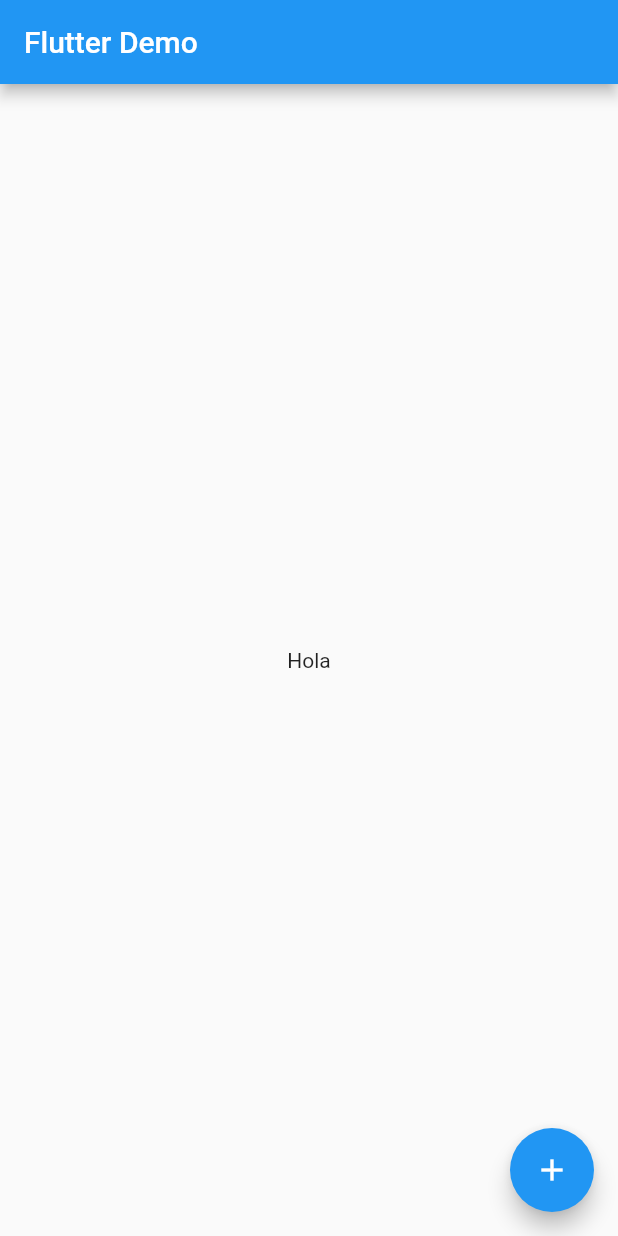
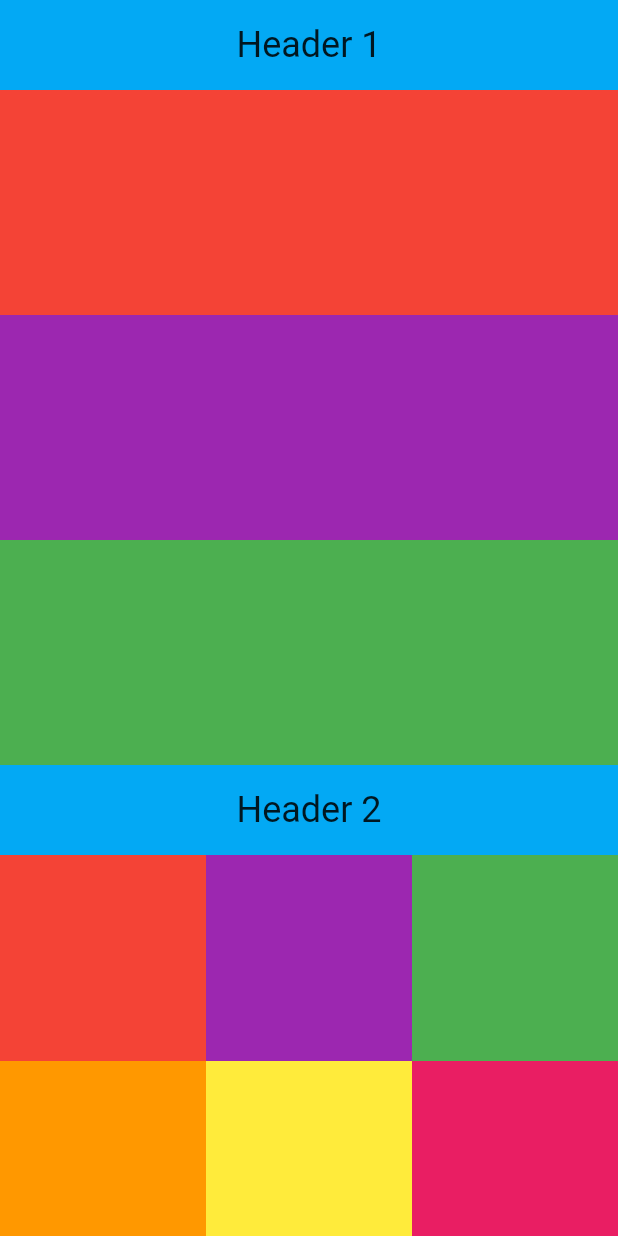
Before and after one commit to Arkangel12/EstructurApp, a Flutter app: the screen it shows after launch, on a phone screen of 412 x 824 dp. Run offline on Flutter 3.47's test engine with Material 2 defaults, Android fonts, the phone set to English and light mode, and no system bars.

Commit message:
Persisten header Emily Fortuna Example

```diff
--- a/lib/src/app/app.dart
+++ b/lib/src/app/app.dart
@@ -1,4 +1,6 @@
-import 'package:estructurapp/src/screens/homeScreen.dart';
+import 'package:estructurapp/src/screens/collapsingList.dart';
+
+//import 'package:estructurapp/src/screens/homeScreen.dart';
 import 'package:flutter/material.dart';
 
 class EstructurApp extends StatelessWidget {
@@ -10,7 +12,10 @@ class EstructurApp extends StatelessWidget {
       theme: ThemeData(
         primarySwatch: Colors.blue,
       ),
-      home: HomeScreen(title: 'Flutter Demo'),
+      home: SafeArea(
+        bottom: false,
+        child: CollapsingList(),
+      ),
     );
   }
 }
--- /dev/null
+++ b/lib/src/screens/collapsingList.dart
@@ -0,0 +1,137 @@
+import 'dart:math' as math;
+import 'package:flutter/material.dart';
+//import 'package:flutter/cupertino.dart';
+
+class CollapsingList extends StatelessWidget {
+  SliverPersistentHeader makeHeader(String headerText) {
+    return SliverPersistentHeader(
+      pinned: true,
+      delegate: _SliverAppBarDelegate(
+        minHeight: 60.0,
+        maxHeight: 60.0,
+        child: Material(
+          child: Container(
+            color: Colors.lightBlue,
+            child: Center(
+              child: Text(
+                headerText,
+                style: TextStyle(fontSize: 24),
+              ),
+            ),
+          ),
+        ),
+      ),
+    );
+  }
+
+  @override
+  Widget build(BuildContext context) {
+    return CustomScrollView(
+      slivers: <Widget>[
+        makeHeader('Header 1'),
+        SliverFixedExtentList(
+          itemExtent: 150.0,
+          delegate: SliverChildListDelegate(
+            [
+              Container(color: Colors.red),
+              Container(color: Colors.purple),
+              Container(color: Colors.green),
+            ],
+          ),
+        ),
+        makeHeader('Header 2'),
+        SliverGrid.count(
+          crossAxisCount: 3,
+          children: [
+            Container(color: Colors.red, height: 150.0),
+            Container(color: Colors.purple, height: 150.0),
+            Container(color: Colors.green, height: 150.0),
+            Container(color: Colors.orange, height: 150.0),
+            Container(color: Colors.yellow, height: 150.0),
+            Container(color: Colors.pink, height: 150.0),
+            Container(color: Colors.cyan, height: 150.0),
+            Container(color: Colors.indigo, height: 150.0),
+            Container(color: Colors.blue, height: 150.0),
+            Container(color: Colors.orange, height: 150.0),
+            Container(color: Colors.yellow, height: 150.0),
+            Container(color: Colors.pink, height: 150.0),
+            Container(color: Colors.cyan, height: 150.0),
+            Container(color: Colors.indigo, height: 150.0),
+            Container(color: Colors.blue, height: 150.0),
+            Container(color: Colors.orange, height: 150.0),
+            Container(color: Colors.yellow, height: 150.0),
+            Container(color: Colors.pink, height: 150.0),
+            Container(color: Colors.cyan, height: 150.0),
+            Container(color: Colors.indigo, height: 150.0),
+            Container(color: Colors.blue, height: 150.0),
+          ],
+        ),
+//        makeHeader('Header 3'),
+//        SliverGrid(
+//          gridDelegate: new SliverGridDelegateWithMaxCrossAxisExtent(
+//            maxCrossAxisExtent: 200.0,
+//            mainAxisSpacing: 10.0,
+//            crossAxisSpacing: 10.0,
+//            childAspectRatio: 4.0,
+//          ),
+//          delegate: new SliverChildBuilderDelegate(
+//            (BuildContext context, int index) {
+//              return Material(
+//                child: new Container(
+//                  alignment: Alignment.center,
+//                  color: Colors.teal[100 * (index % 9)],
+//                  child: new Text('grid item $index'),
+//                ),
+//              );
+//            },
+//            childCount: 20,
+//          ),
+//        ),
+//        makeHeader('Header 4'),
+//        // Yes, this could also be a SliverFixedExtentList. Writing
+//        // this way just for an example of SliverList construction.
+//        SliverList(
+//          delegate: SliverChildListDelegate(
+//            [
+//              Container(color: Colors.pink, height: 150.0),
+//              Container(color: Colors.cyan, height: 150.0),
+//              Container(color: Colors.indigo, height: 150.0),
+//              Container(color: Colors.blue, height: 150.0),
+//            ],
+//          ),
+//        ),
+      ],
+    );
+  }
+}
+
+class _SliverAppBarDelegate extends SliverPersistentHeaderDelegate {
+  _SliverAppBarDelegate({
+    @required this.minHeight,
+    @required this.maxHeight,
+    @required this.child,
+  });
+
+  final double minHeight;
+  final double maxHeight;
+  final Widget child;
+
+  @override
+  double get minExtent => minHeight;
+
+  @override
+  double get maxExtent => math.max(maxHeight, minHeight);
+
+  @override
+  Widget build(
+      BuildContext context, double shrinkOffset, bool overlapsContent) {
+    return new SizedBox.expand(child: child);
+  }
+
+  @override
+  bool shouldRebuild(_SliverAppBarDelegate oldDelegate) {
+    return maxHeight != oldDelegate.maxHeight ||
+        minHeight != oldDelegate.minHeight ||
+        child != oldDelegate.child;
+  }
+}
```
